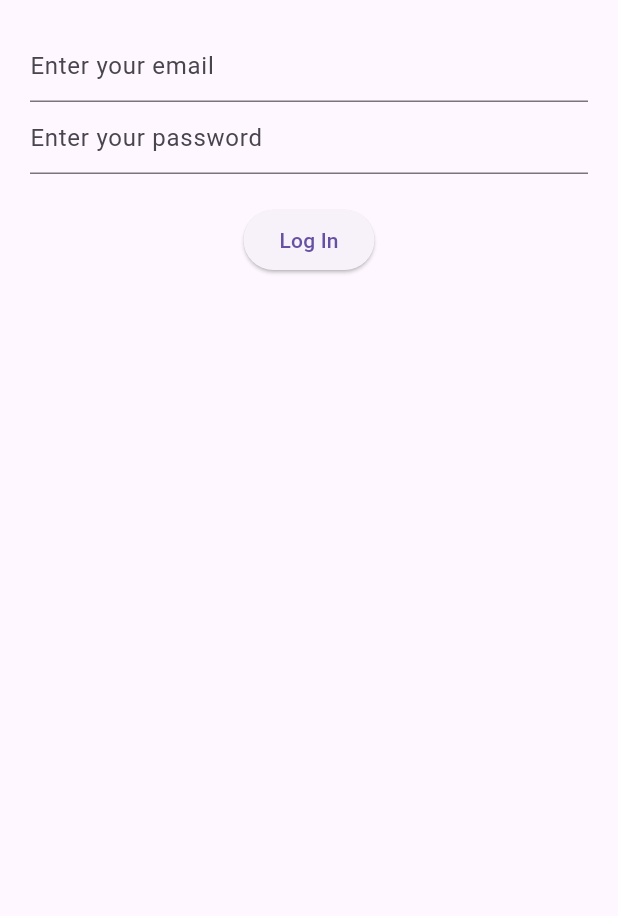
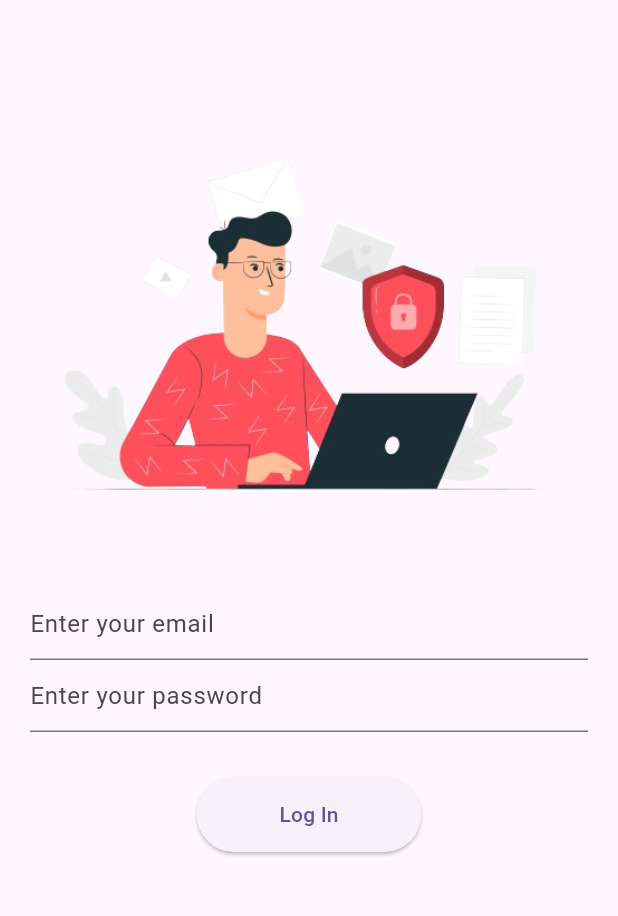
Before and after one commit to Amitkumarkoli/firebase-auth-practice-3, a Flutter app: the screen it shows after launch, on a phone screen of 412 x 824 dp, the part 84-1000 px from its top. Run offline on Flutter 3.47's test engine with Material 3 defaults, Android fonts, the phone set to English and light mode, and no system bars.

Commit message:
update login screen

```diff
--- a/lib/Screens/login.dart
+++ b/lib/Screens/login.dart
@@ -21,10 +21,13 @@ class _MyHomePageState extends State<Login> {
           backgroundColor: Theme.of(context).colorScheme.inversePrimary,
           title: Text(widget.title),
         ),
-        body: Padding(
+        body: Center(
+          child: Padding(
             padding: const EdgeInsets.all(20.0),
             child: Column(
+              mainAxisAlignment: MainAxisAlignment.start,
               children: [
+                const Image(image: AssetImage('Assets/images/auth_image.png')),
                   TextField(
                   controller: email,
                   decoration: const InputDecoration(hintText: 'Enter your email'),
@@ -34,10 +37,14 @@ class _MyHomePageState extends State<Login> {
                   decoration:
                       const InputDecoration(hintText: 'Enter your password'),
                 ),
-              const SizedBox(height: 20),
+                const SizedBox(height: 30),
                 ElevatedButton(onPressed: (){},
+                style: const ButtonStyle(
+                  fixedSize: MaterialStatePropertyAll(Size(150, 50))
+                ),
                 child: const Text('Log In')),
               ],
+            ),
           ),
         ));
   }
--- a/pubspec.yaml
+++ b/pubspec.yaml
@@ -59,9 +59,8 @@ flutter:
   uses-material-design: true
 
   # To add assets to your application, add an assets section, like this:
-  # assets:
-  #   - images/a_dot_burr.jpeg
-  #   - images/a_dot_ham.jpeg
+  assets:
+    - Assets/images/auth_image.png
 
   # An image asset can refer to one or more resolution-specific "variants", see
   # https://flutter.dev/assets-and-images/#resolution-aware
```
Also changed, not shown: Assets/images/auth_image.png (added). Lines whose indentation alone changed are shown as unchanged.
